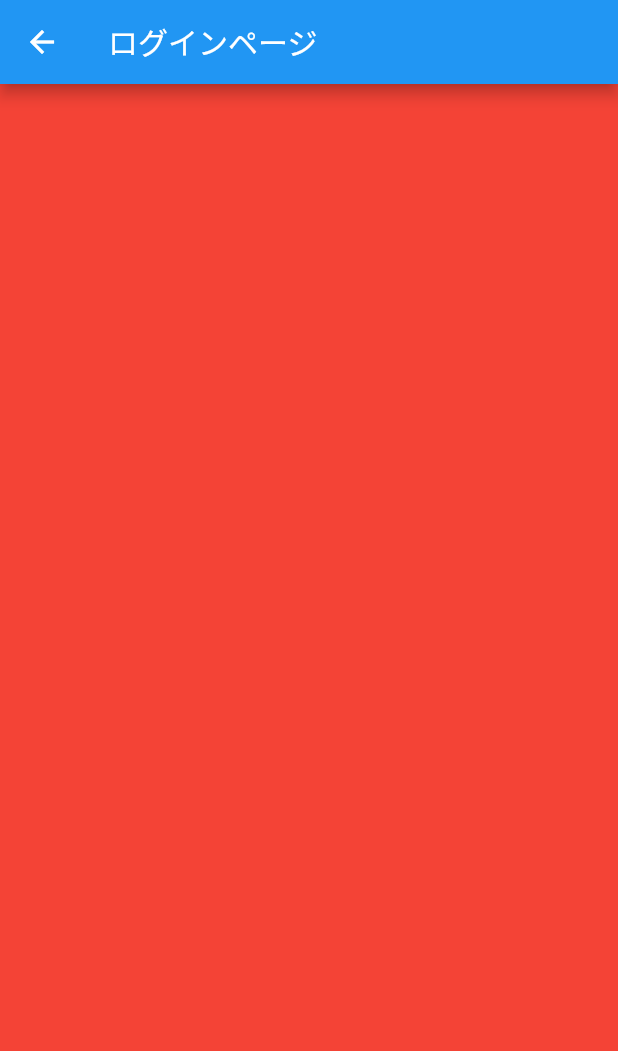
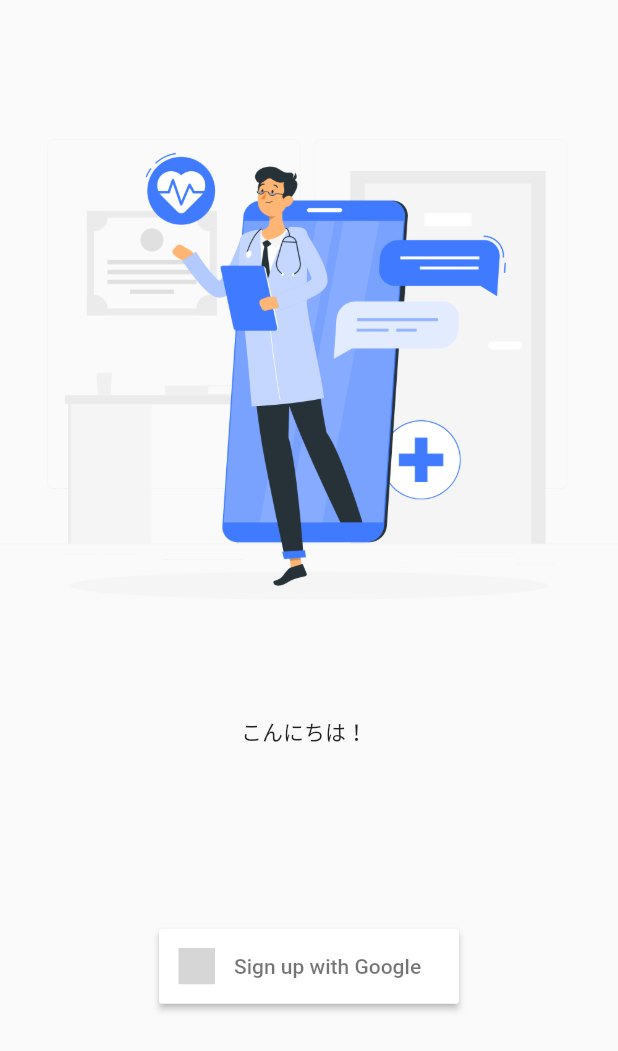
Before and after one commit to take-hikaru/flutter_application_2, a Flutter app: the screen it shows after launch, after a tap on "ログインページへ", on a phone screen of 412 x 824 dp. Shown: the top 1051 px of the screen. Run offline on Flutter 3.47's test engine with Material 2 defaults, Android fonts, the phone set to English and light mode, and no system bars; our stand-ins replace flutter_signin_button, google_fonts; grey boxes are pictures that could not be loaded.

Commit message:
アリムネ変更

```diff
--- a/lib/login.dart
+++ b/lib/login.dart
@@ -1,17 +1,57 @@
+import 'package:flutter_signin_button/flutter_signin_button.dart';
 import 'package:flutter/material.dart';
+import 'package:google_fonts/google_fonts.dart';
 
-class LoginPage extends StatelessWidget {
-  const LoginPage({Key? key}) : super(key: key);
+class HomePageWidget extends StatefulWidget {
+  HomePageWidget({Key? key}) : super(key: key);
+
+  @override
+  _HomePageWidgetState createState() => _HomePageWidgetState();
+}
+
+class _HomePageWidgetState extends State<HomePageWidget> {
+  final scaffoldKey = GlobalKey<ScaffoldState>();
 
   @override
   Widget build(BuildContext context) {
     return Scaffold(
-      appBar: AppBar(
-        title: const Text("ログインページ"),
-      ),
-      body: Container(
-        height: double.infinity,
-        color: Colors.red,
+      key: scaffoldKey,
+      // backgroundColor: FlutterFlowTheme.tertiaryColor,
+      body: SafeArea(
+        child: Stack(
+          children: [
+            Align(
+              alignment: AlignmentDirectional(-0.02, 0.22),
+              child: Text(
+                'こんにちは！\n',
+                // style: FlutterFlowTheme.bodyText1,
+              ),
+            ),
+            Align(
+              alignment: AlignmentDirectional(0, -0.77),
+              child: ClipRRect(
+                borderRadius: BorderRadius.circular(0),
+                child: Image.asset(
+                  'img/OnlineDoctorRafiki.png',
+                  width: double.infinity,
+                  fit: BoxFit.cover,
+                ),
+              ),
+            ),
+            Align(
+              alignment: AlignmentDirectional(0, 0.6),
+              child: SizedBox(
+                width: 200.0,
+                height: 50.0,
+                child: SignInButton(
+                  Buttons.Google,
+                  text: 'Sign up with Google',
+                  onPressed: () {},
+                ),
+              ),
+            )
+          ],
+        ),
       ),
     );
   }
--- a/lib/main.dart
+++ b/lib/main.dart
@@ -4,6 +4,7 @@ import 'package:flutter_application_2/map.dart';
 import 'chat.dart';
 import 'login.dart';
 import 'profile.dart';
+import 'top.dart';
 
 void main() {
   runApp(const MyApp());
@@ -125,7 +126,7 @@ class _MyHomePageState extends State<MyHomePage> {
                 Navigator.push(
                     context,
                     MaterialPageRoute(
-                      builder: (context) => const LoginPage(),
+                      builder: (context) => HomePageWidget(),
                     ));
                 // 押したら反応するコードを書く
                 // 画面遷移のコード
@@ -155,6 +156,18 @@ class _MyHomePageState extends State<MyHomePage> {
                 // 画面遷移のコード
               },
             ),
+            ElevatedButton(
+              child: const Text('チャットページへ'),
+              onPressed: () {
+                Navigator.push(
+                    context,
+                    MaterialPageRoute(
+                      builder: (context) => TopWidget(),
+                    ));
+                // 押したら反応するコードを書く
+                // 画面遷移のコード
+              },
+            ),
           ],
         ),
       ),
--- a/pubspec.yaml
+++ b/pubspec.yaml
@@ -34,6 +34,8 @@ dependencies:
   # The following adds the Cupertino Icons font to your application.
   # Use with the CupertinoIcons class for iOS style icons.
   cupertino_icons: ^1.0.2
+  google_fonts: ^2.1.0
+  flutter_signin_button: ^2.0.0
 
 dev_dependencies:
   flutter_test:
@@ -58,9 +60,10 @@ flutter:
   uses-material-design: true
 
   # To add assets to your application, add an assets section, like this:
-  # assets:
+  assets:
   #   - images/a_dot_burr.jpeg
   #   - images/a_dot_ham.jpeg
+    - img/
 
   # An image asset can refer to one or more resolution-specific "variants", see
   # https://flutter.dev/assets-and-images/#resolution-aware.
```
Also changed, not shown: lib/chat.dart (+12 -3 lines), lib/top.dart (added, +127 -0 lines), img/Chat-rafiki.png (added), img/Navigation-rafiki.png (added), img/OnlineDoctorRafiki.png (added), img/sotukenLogo.png (added), pubspec.lock.
